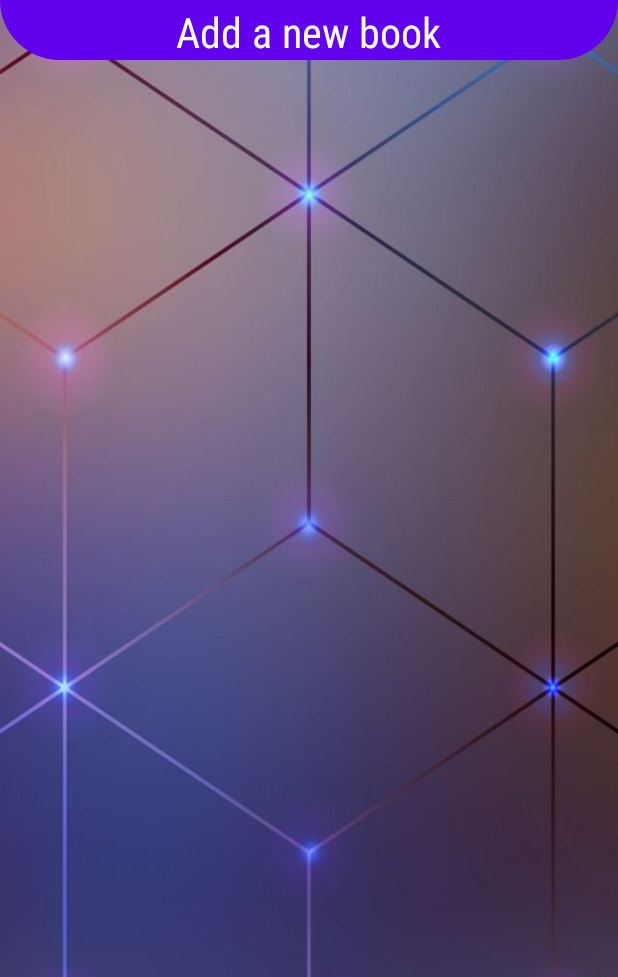
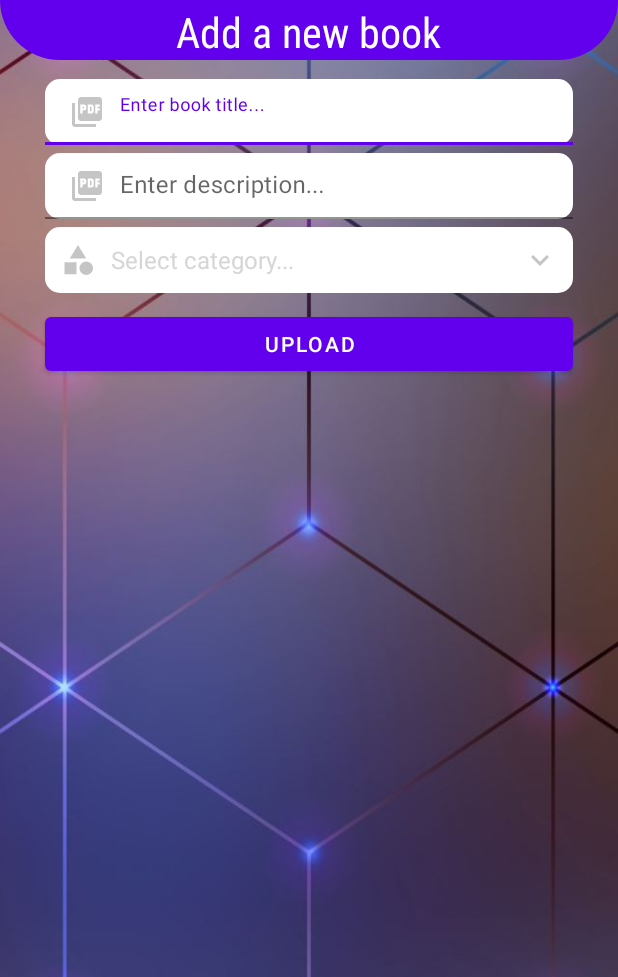
Before and after one commit to justCongDoan/Reading_book_app_project, an Android app: the AddingPdfFileActivity screen opened directly, with no data from a screen before it, on a phone screen of 412 x 824 dp, the part 259-1236 px from its top. Run offline under Robolectric (Android 15) with nearby library versions, the phone set to English and light mode, and no system bars.

Commit message:
2nd editing

```diff
--- /dev/null
+++ b/app/src/main/res/drawable/ic_arrow_down_gray.xml
@@ -0,0 +1,5 @@
+<vector android:height="24dp" android:tint="#C5C5C5"
+    android:viewportHeight="24" android:viewportWidth="24"
+    android:width="24dp" xmlns:android="http://schemas.android.com/apk/res/android">
+    <path android:fillColor="@android:color/white" android:pathData="M7.41,8.59L12,13.17l4.59,-4.58L18,10l-6,6 -6,-6 1.41,-1.41z"/>
+</vector>
--- /dev/null
+++ b/app/src/main/res/drawable/ic_picture_as_pdf_gray.xml
@@ -0,0 +1,5 @@
+<vector android:height="24dp" android:tint="#C5C5C5"
+    android:viewportHeight="24" android:viewportWidth="24"
+    android:width="24dp" xmlns:android="http://schemas.android.com/apk/res/android">
+    <path android:fillColor="@android:color/white" android:pathData="M20,2L8,2c-1.1,0 -2,0.9 -2,2v12c0,1.1 0.9,2 2,2h12c1.1,0 2,-0.9 2,-2L22,4c0,-1.1 -0.9,-2 -2,-2zM11.5,9.5c0,0.83 -0.67,1.5 -1.5,1.5L9,11v2L7.5,13L7.5,7L10,7c0.83,0 1.5,0.67 1.5,1.5v1zM16.5,11.5c0,0.83 -0.67,1.5 -1.5,1.5h-2.5L12.5,7L15,7c0.83,0 1.5,0.67 1.5,1.5v3zM20.5,8.5L19,8.5v1h1.5L20.5,11L19,11v2h-1.5L17.5,7h3v1.5zM9,9.5h1v-1L9,8.5v1zM4,6L2,6v14c0,1.1 0.9,2 2,2h14v-2L4,20L4,6zM14,11.5h1v-3h-1v3z"/>
+</vector>
--- a/app/src/main/res/layout/activity_adding_pdf_file.xml
+++ b/app/src/main/res/layout/activity_adding_pdf_file.xml
@@ -58,4 +58,87 @@
 
     </RelativeLayout>
 
+    <!--Inputting title-->
+    <com.google.android.material.textfield.TextInputLayout
+        android:id="@+id/titleTIL_ID"
+        android:layout_width="match_parent"
+        android:layout_height="wrap_content"
+        android:layout_marginStart="30dp"
+        android:layout_marginEnd="30dp"
+        android:layout_marginTop="225dp"
+        app:hintEnabled="true">
+
+        <EditText
+            android:id="@+id/titleET_ID"
+            android:layout_width="match_parent"
+            android:layout_height="wrap_content"
+            android:background="@drawable/shape_edittext01"
+            android:drawableStart="@drawable/ic_picture_as_pdf_gray"
+            android:drawablePadding="10dp"
+            android:padding="10dp"
+            android:hint="Enter book title..."
+            android:inputType="textPersonName|textCapWords"
+            android:textColor="@color/black"
+            android:textColorHint="@color/gray01"/>
+
+    </com.google.android.material.textfield.TextInputLayout>
+
+    <!--Inputting description-->
+    <com.google.android.material.textfield.TextInputLayout
+        android:id="@+id/descriptionTIL_ID"
+        android:layout_width="match_parent"
+        android:layout_height="wrap_content"
+        android:layout_marginStart="30dp"
+        android:layout_marginEnd="30dp"
+        android:layout_below="@id/titleTIL_ID"
+        android:layout_marginTop="5dp"
+        app:hintEnabled="true">
+
+        <EditText
+            android:id="@+id/descriptionET_ID"
+            android:layout_width="match_parent"
+            android:layout_height="wrap_content"
+            android:background="@drawable/shape_edittext01"
+            android:drawableStart="@drawable/ic_picture_as_pdf_gray"
+            android:drawablePadding="10dp"
+            android:padding="10dp"
+            android:hint="Enter description..."
+            android:inputType="textMultiLine|textCapSentences"
+            android:textColor="@color/black"
+            android:textColorHint="@color/gray01"/>
+
+    </com.google.android.material.textfield.TextInputLayout>
+
+    <!--Picking up category from dialog-->
+    <TextView
+        android:id="@+id/categoryTV1_ID"
+        android:layout_width="match_parent"
+        android:layout_height="wrap_content"
+        android:layout_below="@id/descriptionTIL_ID"
+        android:layout_marginStart="30dp"
+        android:layout_marginTop="5dp"
+        android:layout_marginEnd="30dp"
+        android:background="@drawable/shape_edittext01"
+        android:drawableStart="@drawable/ic_category_gray"
+        android:drawableEnd="@drawable/ic_arrow_down_gray"
+        android:drawablePadding="10dp"
+        android:gravity="center_vertical"
+        android:hint="Select category..."
+        android:padding="10dp"
+        android:textColor="@color/black"
+        android:textColorHint="@color/gray01"
+        android:textSize="16sp" />
+
+    <!--Upload Pdf button-->
+    <Button
+        android:id="@+id/uploadBtn_ID"
+        android:layout_width="match_parent"
+        android:layout_height="wrap_content"
+        android:layout_below="@id/categoryTV1_ID"
+        android:layout_marginStart="30dp"
+        android:layout_marginEnd="30dp"
+        android:layout_marginTop="10dp"
+        android:text="Upload"
+        android:textColor="@color/white"/>
+
 </RelativeLayout>
```
